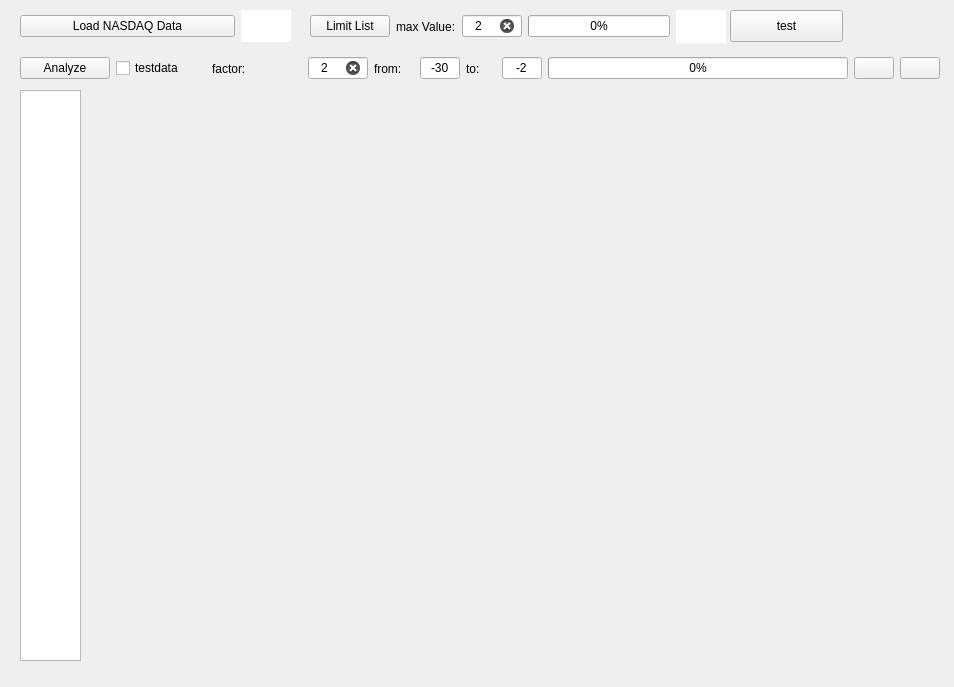
Above: StockerGui.ui from Nanoribbon/Stock before the change. Below: the same form after it.
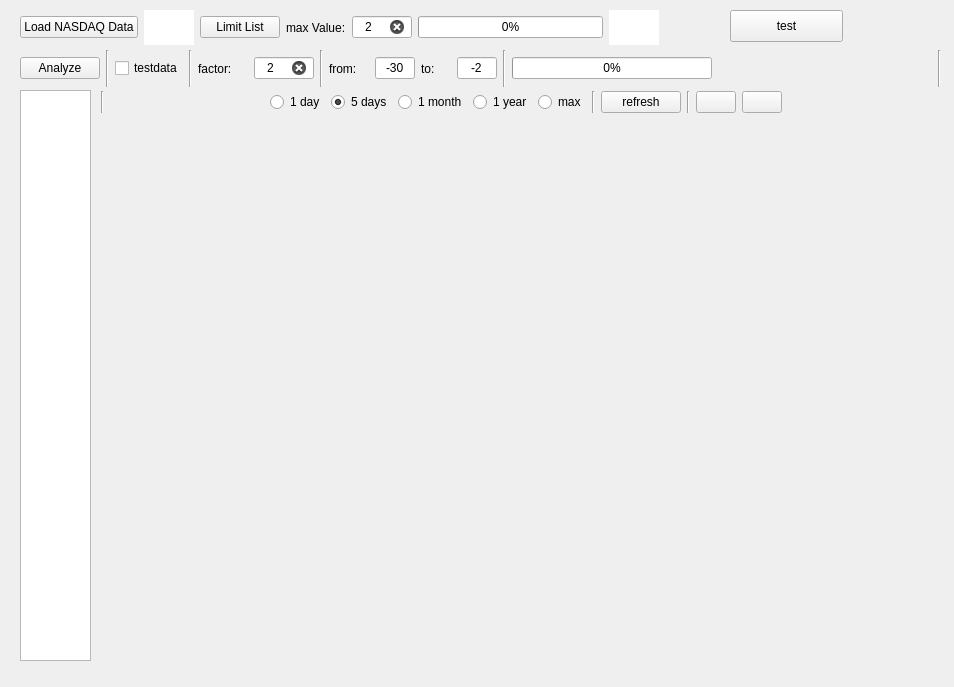
That is the form after the change. Icons and pictures are not drawn.

```diff
--- a/StockerGui.ui
+++ b/StockerGui.ui
@@ -14,137 +14,16 @@
    <string>MainWindow</string>
   </property>
   <widget class="QWidget" name="centralwidget">
-   <widget class="QWidget" name="layoutWidget">
-    <property name="geometry">
-     <rect>
-      <x>310</x>
-      <y>10</y>
-      <width>416</width>
-      <height>33</height>
-     </rect>
-    </property>
-    <layout class="QHBoxLayout" name="horizontalLayout_3">
-     <item>
-      <widget class="QPushButton" name="pushButton_2">
-       <property name="text">
-        <string>Limit List</string>
-       </property>
-      </widget>
-     </item>
-     <item>
-      <widget class="QLabel" name="label_3">
-       <property name="text">
-        <string>max Value:</string>
-       </property>
-      </widget>
-     </item>
-     <item>
-      <widget class="QLineEdit" name="lineEdit">
-       <property name="minimumSize">
-        <size>
-         <width>60</width>
-         <height>0</height>
-        </size>
-       </property>
-       <property name="maximumSize">
-        <size>
-         <width>60</width>
-         <height>16777215</height>
-        </size>
-       </property>
-       <property name="text">
-        <string>2</string>
-       </property>
-       <property name="alignment">
-        <set>Qt::AlignCenter</set>
-       </property>
-       <property name="clearButtonEnabled">
-        <bool>true</bool>
-       </property>
-      </widget>
-     </item>
-     <item>
-      <widget class="QProgressBar" name="progressBar_1">
-       <property name="value">
-        <number>0</number>
-       </property>
-      </widget>
-     </item>
-     <item>
-      <widget class="QLabel" name="label_2">
-       <property name="minimumSize">
-        <size>
-         <width>50</width>
-         <height>0</height>
-        </size>
-       </property>
-       <property name="maximumSize">
-        <size>
-         <width>50</width>
-         <height>16777215</height>
-        </size>
-       </property>
-       <property name="styleSheet">
-        <string notr="true">background-color: rgb(255, 255, 255);</string>
-       </property>
-       <property name="text">
-        <string/>
-       </property>
-      </widget>
-     </item>
-    </layout>
-   </widget>
    <widget class="QTextBrowser" name="textBrowser">
     <property name="geometry">
      <rect>
       <x>20</x>
       <y>90</y>
-      <width>61</width>
+      <width>71</width>
       <height>571</height>
      </rect>
     </property>
    </widget>
-   <widget class="QWidget" name="layoutWidget">
-    <property name="geometry">
-     <rect>
-      <x>20</x>
-      <y>10</y>
-      <width>271</width>
-      <height>32</height>
-     </rect>
-    </property>
-    <layout class="QHBoxLayout" name="horizontalLayout_2">
-     <item>
-      <widget class="QPushButton" name="pushButton_1">
-       <property name="text">
-        <string>Load NASDAQ Data</string>
-       </property>
-      </widget>
-     </item>
-     <item>
-      <widget class="QLabel" name="label_1">
-       <property name="minimumSize">
-        <size>
-         <width>50</width>
-         <height>0</height>
-        </size>
-       </property>
-       <property name="maximumSize">
-        <size>
-         <width>50</width>
-         <height>16777215</height>
-        </size>
-       </property>
-       <property name="styleSheet">
-        <string notr="true">background-color: rgb(255, 255, 255);</string>
-       </property>
-       <property name="text">
-        <string/>
-       </property>
-      </widget>
-     </item>
-    </layout>
-   </widget>
    <widget class="QPushButton" name="pushButton">
     <property name="geometry">
      <rect>
@@ -169,23 +48,126 @@
     </property>
     <layout class="QVBoxLayout" name="verticalLayout">
      <item>
-      <widget class="QLabel" name="label_5">
-       <property name="minimumSize">
-        <size>
-         <width>0</width>
-         <height>25</height>
-        </size>
-       </property>
-       <property name="maximumSize">
-        <size>
-         <width>16777215</width>
-         <height>25</height>
-        </size>
-       </property>
-       <property name="text">
-        <string/>
-       </property>
-      </widget>
+      <layout class="QHBoxLayout" name="horizontalLayout_9">
+       <item>
+        <widget class="Line" name="line_6">
+         <property name="orientation">
+          <enum>Qt::Vertical</enum>
+         </property>
+        </widget>
+       </item>
+       <item>
+        <spacer name="horizontalSpacer_3">
+         <property name="orientation">
+          <enum>Qt::Horizontal</enum>
+         </property>
+         <property name="sizeHint" stdset="0">
+          <size>
+           <width>40</width>
+           <height>20</height>
+          </size>
+         </property>
+        </spacer>
+       </item>
+       <item>
+        <widget class="QRadioButton" name="radioButton">
+         <property name="text">
+          <string>1 day</string>
+         </property>
+        </widget>
+       </item>
+       <item>
+        <widget class="QRadioButton" name="radioButton_2">
+         <property name="text">
+          <string>5 days</string>
+         </property>
+         <property name="checked">
+          <bool>true</bool>
+         </property>
+        </widget>
+       </item>
+       <item>
+        <widget class="QRadioButton" name="radioButton_3">
+         <property name="text">
+          <string>1 month</string>
+         </property>
+        </widget>
+       </item>
+       <item>
+        <widget class="QRadioButton" name="radioButton_4">
+         <property name="text">
+          <string>1 year</string>
+         </property>
+        </widget>
+       </item>
+       <item>
+        <widget class="QRadioButton" name="radioButton_5">
+         <property name="text">
+          <string>max</string>
+         </property>
+        </widget>
+       </item>
+       <item>
+        <widget class="Line" name="line_7">
+         <property name="orientation">
+          <enum>Qt::Vertical</enum>
+         </property>
+        </widget>
+       </item>
+       <item>
+        <widget class="QPushButton" name="refreshbutton">
+         <property name="text">
+          <string>refresh</string>
+         </property>
+        </widget>
+       </item>
+       <item>
+        <widget class="Line" name="line_8">
+         <property name="orientation">
+          <enum>Qt::Vertical</enum>
+         </property>
+        </widget>
+       </item>
+       <item>
+        <layout class="QHBoxLayout" name="horizontalLayout_7">
+         <item>
+          <widget class="QPushButton" name="pushButton_4">
+           <property name="text">
+            <string/>
+           </property>
+           <property name="icon">
+            <iconset>
+             <normaloff>left.png</normaloff>left.png</iconset>
+           </property>
+          </widget>
+         </item>
+         <item>
+          <widget class="QPushButton" name="pushButton_5">
+           <property name="text">
+            <string/>
+           </property>
+           <property name="icon">
+            <iconset>
+             <normaloff>right.png</normaloff>right.png</iconset>
+           </property>
+          </widget>
+         </item>
+        </layout>
+       </item>
+       <item>
+        <spacer name="horizontalSpacer">
+         <property name="orientation">
+          <enum>Qt::Horizontal</enum>
+         </property>
+         <property name="sizeHint" stdset="0">
+          <size>
+           <width>40</width>
+           <height>20</height>
+          </size>
+         </property>
+        </spacer>
+       </item>
+      </layout>
      </item>
      <item>
       <layout class="QHBoxLayout" name="horizontalLayout">
@@ -199,12 +181,12 @@
      </item>
     </layout>
    </widget>
-   <widget class="QWidget" name="">
+   <widget class="QWidget" name="layoutWidget">
     <property name="geometry">
      <rect>
       <x>20</x>
       <y>50</y>
-      <width>920</width>
+      <width>921</width>
       <height>37</height>
      </rect>
     </property>
@@ -218,6 +200,13 @@
          </property>
         </widget>
        </item>
+       <item>
+        <widget class="Line" name="line">
+         <property name="orientation">
+          <enum>Qt::Vertical</enum>
+         </property>
+        </widget>
+       </item>
        <item>
         <widget class="QCheckBox" name="checkBox">
          <property name="text">
@@ -225,8 +214,27 @@
          </property>
         </widget>
        </item>
+       <item>
+        <widget class="Line" name="line_2">
+         <property name="orientation">
+          <enum>Qt::Vertical</enum>
+         </property>
+        </widget>
+       </item>
        <item>
         <widget class="QLabel" name="label">
+         <property name="minimumSize">
+          <size>
+           <width>50</width>
+           <height>0</height>
+          </size>
+         </property>
+         <property name="maximumSize">
+          <size>
+           <width>50</width>
+           <height>16777215</height>
+          </size>
+         </property>
          <property name="text">
           <string>factor:</string>
          </property>
@@ -257,6 +265,13 @@
          </property>
         </widget>
        </item>
+       <item>
+        <widget class="Line" name="line_3">
+         <property name="orientation">
+          <enum>Qt::Vertical</enum>
+         </property>
+        </widget>
+       </item>
        <item>
         <layout class="QHBoxLayout" name="horizontalLayout_5">
          <item>
@@ -347,17 +362,24 @@
          </item>
         </layout>
        </item>
+       <item>
+        <widget class="Line" name="line_4">
+         <property name="orientation">
+          <enum>Qt::Vertical</enum>
+         </property>
+        </widget>
+       </item>
        <item>
         <widget class="QProgressBar" name="progressBar_2">
          <property name="minimumSize">
           <size>
-           <width>300</width>
+           <width>200</width>
            <height>0</height>
           </size>
          </property>
          <property name="maximumSize">
           <size>
-           <width>300</width>
+           <width>200</width>
            <height>16777215</height>
           </size>
          </property>
@@ -369,26 +391,137 @@
       </layout>
      </item>
      <item>
-      <layout class="QHBoxLayout" name="horizontalLayout_7">
+      <spacer name="horizontalSpacer_2">
+       <property name="orientation">
+        <enum>Qt::Horizontal</enum>
+       </property>
+       <property name="sizeHint" stdset="0">
+        <size>
+         <width>40</width>
+         <height>20</height>
+        </size>
+       </property>
+      </spacer>
+     </item>
+     <item>
+      <widget class="Line" name="line_5">
+       <property name="orientation">
+        <enum>Qt::Vertical</enum>
+       </property>
+      </widget>
+     </item>
+    </layout>
+   </widget>
+   <widget class="QWidget" name="">
+    <property name="geometry">
+     <rect>
+      <x>20</x>
+      <y>10</y>
+      <width>639</width>
+      <height>35</height>
+     </rect>
+    </property>
+    <layout class="QHBoxLayout" name="horizontalLayout_10">
+     <item>
+      <layout class="QHBoxLayout" name="horizontalLayout_2">
        <item>
-        <widget class="QPushButton" name="pushButton_4">
+        <widget class="QPushButton" name="pushButton_1">
          <property name="text">
+          <string>Load NASDAQ Data</string>
+         </property>
+        </widget>
+       </item>
+       <item>
+        <widget class="QLabel" name="label_1">
+         <property name="minimumSize">
+          <size>
+           <width>50</width>
+           <height>0</height>
+          </size>
+         </property>
+         <property name="maximumSize">
+          <size>
+           <width>50</width>
+           <height>16777215</height>
+          </size>
+         </property>
+         <property name="styleSheet">
+          <string notr="true">background-color: rgb(255, 255, 255);</string>
+         </property>
+         <property name="text">
           <string/>
          </property>
-         <property name="icon">
-          <iconset>
-           <normaloff>left.png</normaloff>left.png</iconset>
+        </widget>
+       </item>
+      </layout>
+     </item>
+     <item>
+      <layout class="QHBoxLayout" name="horizontalLayout_3">
+       <item>
+        <widget class="QPushButton" name="pushButton_2">
+         <property name="text">
+          <string>Limit List</string>
          </property>
         </widget>
        </item>
        <item>
-        <widget class="QPushButton" name="pushButton_5">
+        <widget class="QLabel" name="label_3">
          <property name="text">
-          <string/>
+          <string>max Value:</string>
          </property>
-         <property name="icon">
-          <iconset>
-           <normaloff>right.png</normaloff>right.png</iconset>
+        </widget>
+       </item>
+       <item>
+        <widget class="QLineEdit" name="lineEdit">
+         <property name="minimumSize">
+          <size>
+           <width>60</width>
+           <height>0</height>
+          </size>
+         </property>
+         <property name="maximumSize">
+          <size>
+           <width>60</width>
+           <height>16777215</height>
+          </size>
+         </property>
+         <property name="text">
+          <string>2</string>
+         </property>
+         <property name="alignment">
+          <set>Qt::AlignCenter</set>
+         </property>
+         <property name="clearButtonEnabled">
+          <bool>true</bool>
+         </property>
+        </widget>
+       </item>
+       <item>
+        <widget class="QProgressBar" name="progressBar_1">
+         <property name="value">
+          <number>0</number>
+         </property>
+        </widget>
+       </item>
+       <item>
+        <widget class="QLabel" name="label_2">
+         <property name="minimumSize">
+          <size>
+           <width>50</width>
+           <height>0</height>
+          </size>
+         </property>
+         <property name="maximumSize">
+          <size>
+           <width>50</width>
+           <height>16777215</height>
+          </size>
+         </property>
+         <property name="styleSheet">
+          <string notr="true">background-color: rgb(255, 255, 255);</string>
+         </property>
+         <property name="text">
+          <string/>
          </property>
         </widget>
        </item>
```
